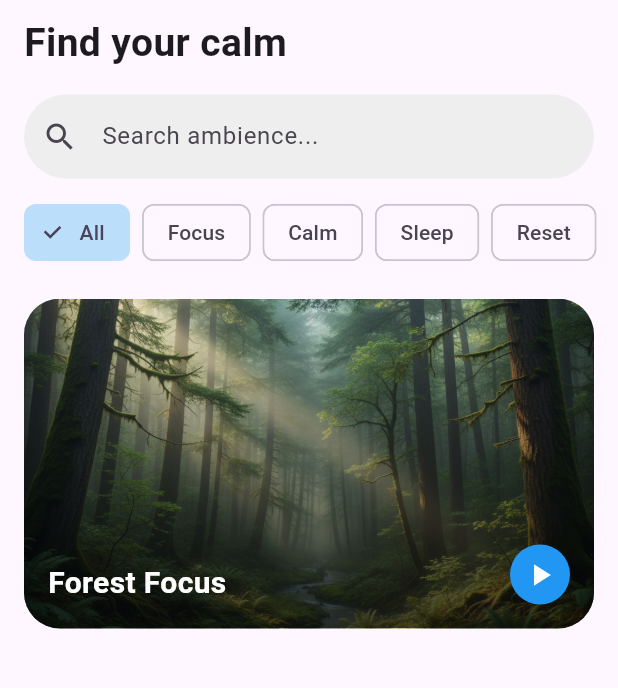
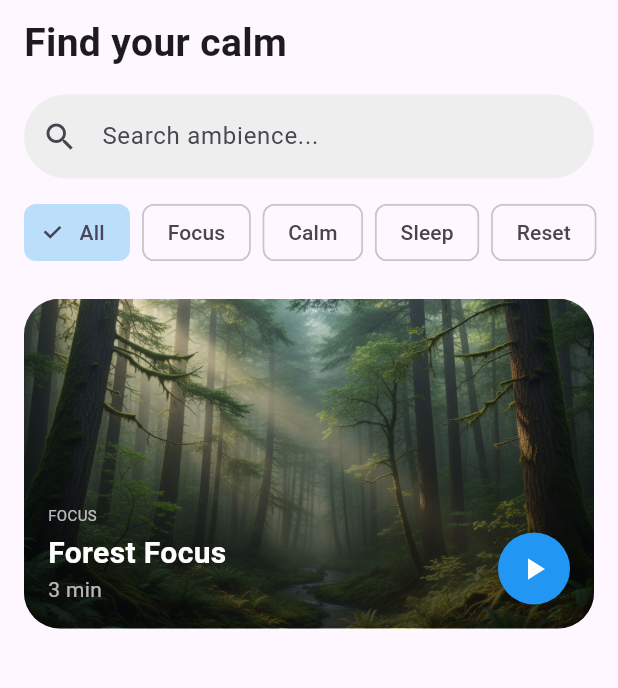
Before and after one commit to nilenjay/AuraFlow, a Flutter app: the screen it shows after launch, on a phone screen of 412 x 824 dp, the part 129-817 px from its top. Run offline on Flutter 3.47's test engine with Material 3 defaults, Android fonts, the phone set to English and light mode, and no system bars; our stand-ins replace equatable, flutter_bloc, go_router.

Commit message:
Edited home screen

```diff
--- a/lib/features/ambience/widgets/featured_card.dart
+++ b/lib/features/ambience/widgets/featured_card.dart
@@ -1,28 +1,35 @@
-import 'package:flutter/cupertino.dart';
 import 'package:flutter/material.dart';
-
+import 'package:go_router/go_router.dart';
 import '../../../data/models/ambience_model.dart';
 
-class FeaturedCard extends StatelessWidget{
+class FeaturedCard extends StatelessWidget {
   final Ambience item;
 
   const FeaturedCard({super.key, required this.item});
 
   @override
   Widget build(BuildContext context) {
-    return Padding(
+    return GestureDetector(
+      onTap: () {
+        context.pushNamed(
+          'details',
+          extra: item,
+        );
+      },
+      child: Padding(
         padding: const EdgeInsets.symmetric(horizontal: 16),
         child: ClipRRect(
           borderRadius: BorderRadius.circular(24),
           child: Stack(
             children: [
+
               Image.asset(
                 item.image,
                 height: 220,
                 width: double.infinity,
                 fit: BoxFit.cover,
+              ),
 
-            ),
               Container(
                 height: 220,
                 decoration: BoxDecoration(
@@ -36,11 +43,23 @@ class FeaturedCard extends StatelessWidget{
                   ),
                 ),
               ),
+
               Positioned(
                 bottom: 16,
                 left: 16,
-              right: 16,
-              child: Text(
+                right: 70,
+                child: Column(
+                  crossAxisAlignment: CrossAxisAlignment.start,
+                  children: [
+                    Text(
+                      item.tag.toUpperCase(),
+                      style: const TextStyle(
+                        color: Colors.white70,
+                        fontSize: 10,
+                      ),
+                    ),
+                    const SizedBox(height: 4),
+                    Text(
                       item.title,
                       style: const TextStyle(
                         color: Colors.white,
@@ -48,19 +67,32 @@ class FeaturedCard extends StatelessWidget{
                         fontWeight: FontWeight.bold,
                       ),
                     ),
-            ),
-            Positioned(
-              bottom: 16,
-              right: 16,
-              child: CircleAvatar(
-                backgroundColor: Colors.blue,
-                child: const Icon(Icons.play_arrow, color: Colors.white,),
+                    Text(
+                      "${item.duration ~/ 60} min",
+                      style: const TextStyle(
+                        color: Colors.white70,
                       ),
                     ),
                   ],
                 ),
               ),
+
+              Positioned(
+                bottom: 16,
+                right: 16,
+                child: CircleAvatar(
+                  radius: 24,
+                  backgroundColor: Colors.blue,
+                  child: const Icon(
+                    Icons.play_arrow,
+                    color: Colors.white,
+                  ),
+                ),
+              ),
+            ],
+          ),
+        ),
+      ),
     );
   }
-
 }
```
Also changed, not shown: lib/features/ambience/widgets/ambience_list_card.dart (+44 -7 lines). Lines whose indentation alone changed are shown as unchanged.
